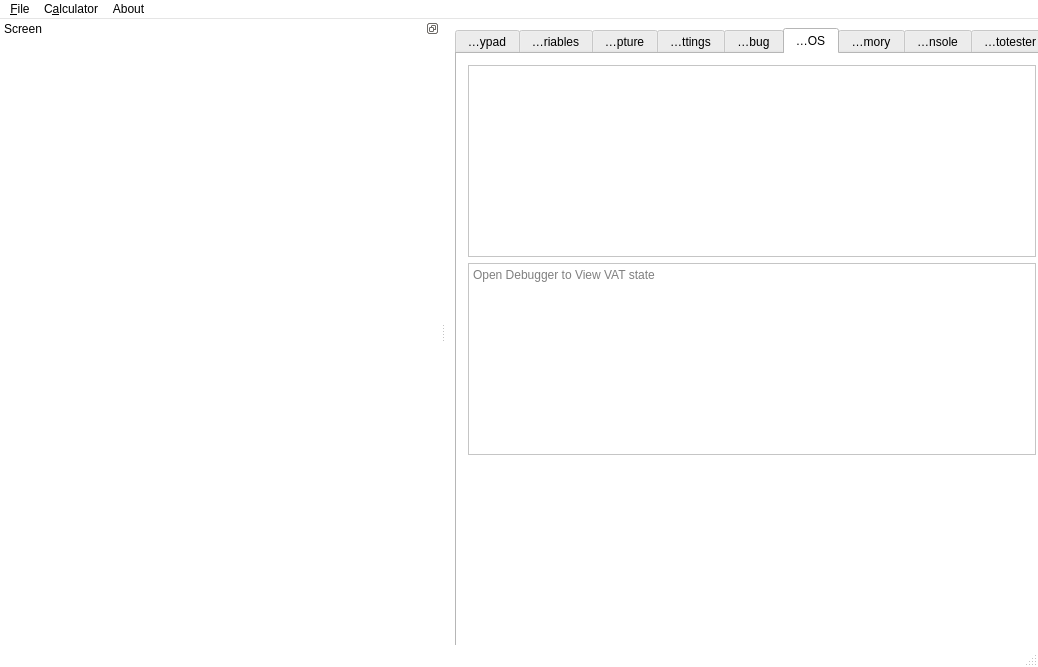
This is gui/qt/mainwindow.ui in CE-Programming/CEmu as Qt 5 draws it before an edit. The edited form follows.
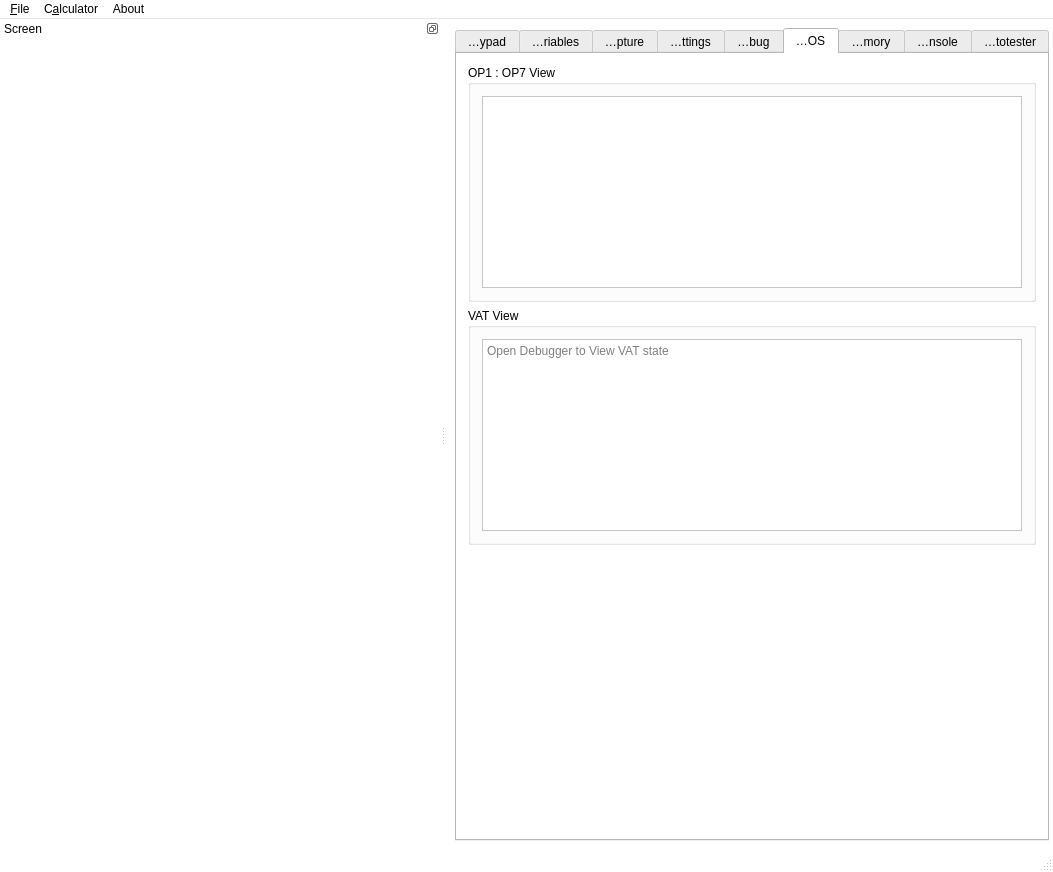
This is the edited form. The open tabs and pages were chosen to show the change. Icons and pictures are not drawn. Custom widgets are drawn as their Qt base class.

Commit message: Modify OP and VAT views

```diff
--- a/gui/qt/mainwindow.ui
+++ b/gui/qt/mainwindow.ui
@@ -6,8 +6,8 @@
    <rect>
     <x>0</x>
     <y>0</y>
-    <width>1038</width>
-    <height>667</height>
+    <width>1053</width>
+    <height>872</height>
    </rect>
   </property>
   <property name="sizePolicy">
@@ -6125,6 +6125,12 @@
      </attribute>
      <layout class="QVBoxLayout" name="verticalLayout_13">
       <item>
+       <widget class="QGroupBox" name="groupBox_9">
+        <property name="title">
+         <string>OP1 : OP7 View</string>
+        </property>
+        <layout class="QGridLayout" name="gridLayout_8">
+         <item row="0" column="0">
        <widget class="DataWidget" name="opView">
         <property name="sizePolicy">
          <sizepolicy hsizetype="Minimum" vsizetype="Maximum">
@@ -6149,7 +6155,19 @@
         </property>
        </widget>
       </item>
+        </layout>
+        <zorder>opView</zorder>
+        <zorder>opView</zorder>
+        <zorder>opView</zorder>
+       </widget>
+      </item>
       <item>
+       <widget class="QGroupBox" name="groupBox_10">
+        <property name="title">
+         <string>VAT View</string>
+        </property>
+        <layout class="QGridLayout" name="gridLayout_10">
+         <item row="0" column="0">
        <widget class="DataWidget" name="vatView">
         <property name="sizePolicy">
          <sizepolicy hsizetype="Minimum" vsizetype="Maximum">
@@ -6171,6 +6189,9 @@
         </property>
        </widget>
       </item>
+        </layout>
+       </widget>
+      </item>
       <item>
        <spacer name="verticalSpacer_4">
         <property name="orientation">
@@ -7070,7 +7091,7 @@
     <rect>
      <x>0</x>
      <y>0</y>
-     <width>1038</width>
+     <width>1053</width>
      <height>21</height>
     </rect>
    </property>
```
Lines whose indentation alone changed are shown as unchanged. The commit also changes 3 other files.
